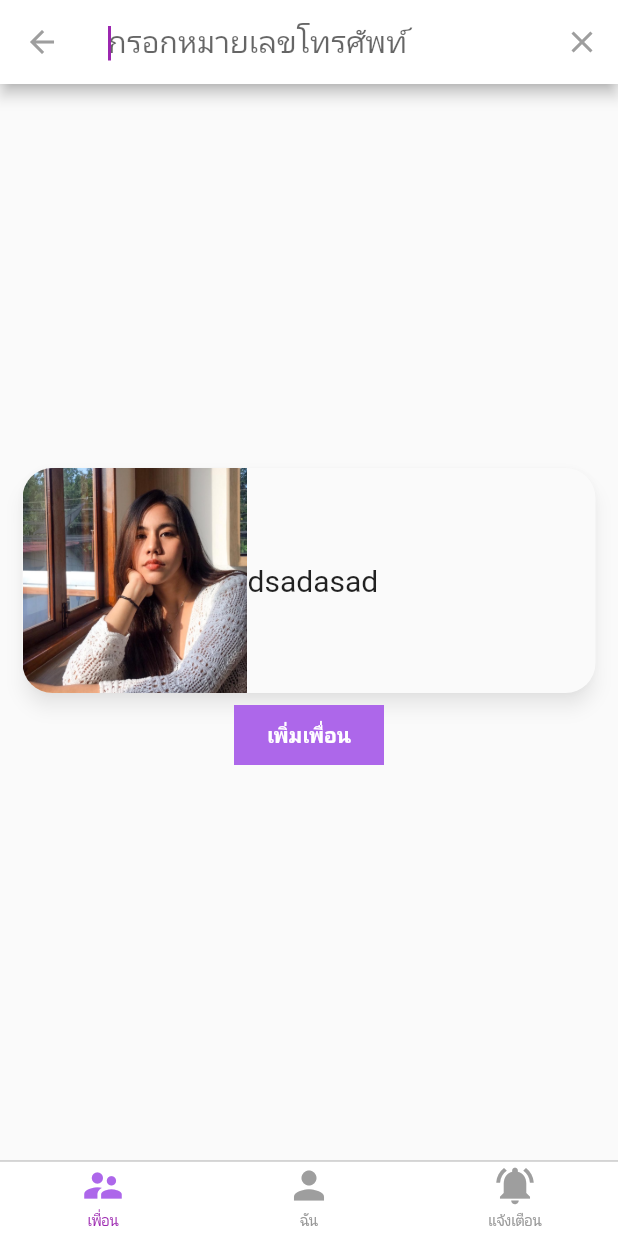
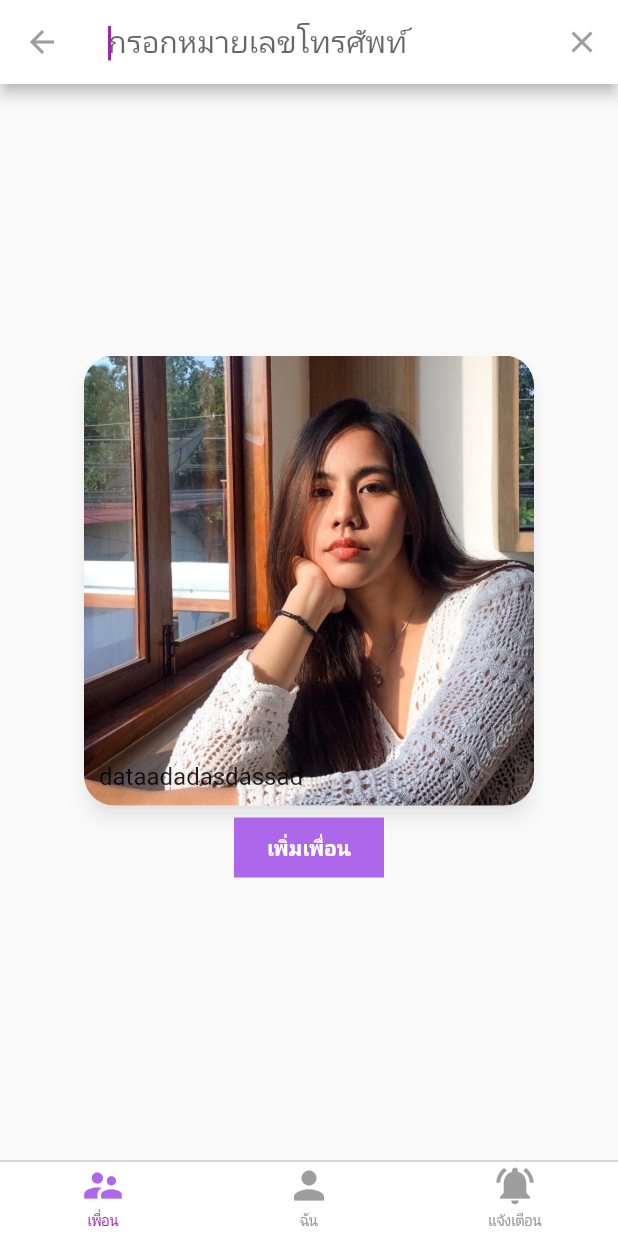
Before and after one commit to thisadee2897/finalapp, a Flutter app: the screen it shows once a user with an empty profile is signed in, after a tap on the "person add" icon, on a phone screen of 412 x 824 dp. Run offline on Flutter 3.47's test engine with Material 2 defaults, Android fonts, the light colour scheme and no system bars; our stand-ins replace cloud_firestore, firebase_auth, firebase_core, font_awesome_flutter, google_sign_in, rxdart; missing offline and left inert: dart:html, flutter_appavailability; accounts and stored records are empty.

Commit message:
config searchBar

```diff
--- a/flutter_appc/lib/app/home/addfriend/search_friend.dart
+++ b/flutter_appc/lib/app/home/addfriend/search_friend.dart
@@ -1,3 +1,6 @@
+import 'dart:html';
+import 'dart:ui';
+
 import 'package:flutter/material.dart';
 import 'package:flutter_appc/app/home/models/phone.dart';
 import 'package:flutter_appc/common_widgets/theme.dart';
@@ -50,10 +53,12 @@ class SearchFriend extends SearchDelegate {
         : sugFriend.addAll(_buildFriend()
             .where((p) => p.phoneNumber.startsWith(query))
             .toList());
-    return Padding(
+    return Center(
+      child: Padding(
         padding: const EdgeInsets.all(15.0),
         child: Column(
           mainAxisAlignment: MainAxisAlignment.center,
+          crossAxisAlignment: CrossAxisAlignment.center,
           children: [
             Material(
               shadowColor: Colors.black38,
@@ -62,32 +67,34 @@ class SearchFriend extends SearchDelegate {
               child: Padding(
                 padding: const EdgeInsets.all(0.0),
                 child: Container(
-                height: 150,
-                width: double.infinity,
+                  height: 300,
+                  width: 300,
                   child: Stack(
                     children: [
                       Positioned(
                         top: 0,
                         left: 0,
-                      child: Row(
-                        children: [
-                          Container(
-                            height: 150,
-                            width: 150,
+                        child: Container(
+                          height: 300,
+                          width: 300,
                           decoration: BoxDecoration(
                               borderRadius: BorderRadius.only(
                                   topLeft: Radius.circular(20),
-                                    bottomLeft: Radius.circular(20)),
+                                  bottomLeft: Radius.circular(20),
+                                  topRight: Radius.circular(20),
+                                  bottomRight: Radius.circular(20)),
                               image: DecorationImage(
                                   image: AssetImage('assets/4.jpg'))),
                         ),
-                          Text(
-                            'dsadasad',
-                            style: TextStyle(fontSize: 20),
                       ),
-                        ],
+                      Positioned(
+                        bottom: 10,
+                        left: 10,
+                        child: Text(
+                          'dataadadasdassad',
+                          style: TextStyle(fontSize: 16),
                         ),
-                    )
+                      ),
                     ],
                   ),
                 ),
@@ -115,6 +122,7 @@ class SearchFriend extends SearchDelegate {
             )
           ],
         ),
+      ),
     );
   }
 
```
Lines whose indentation alone changed are shown as unchanged.
